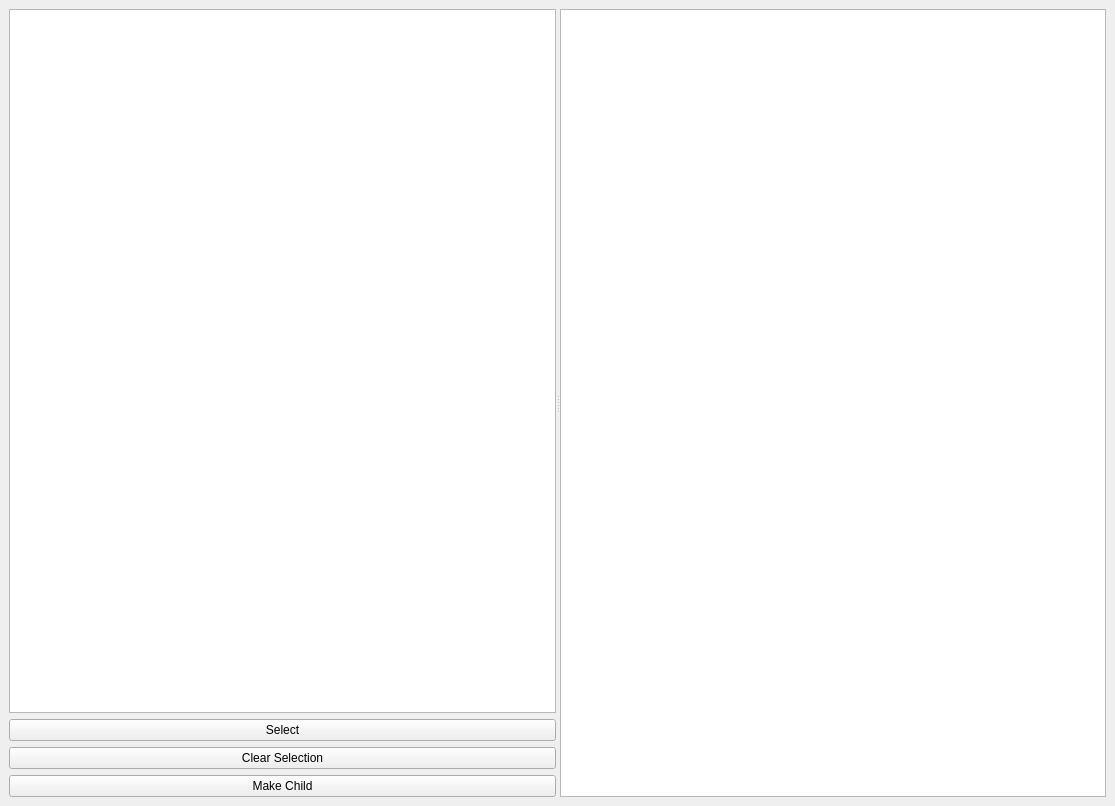
ccp4/DUI2, file src/client/tree_test.ui: the form before one commit.
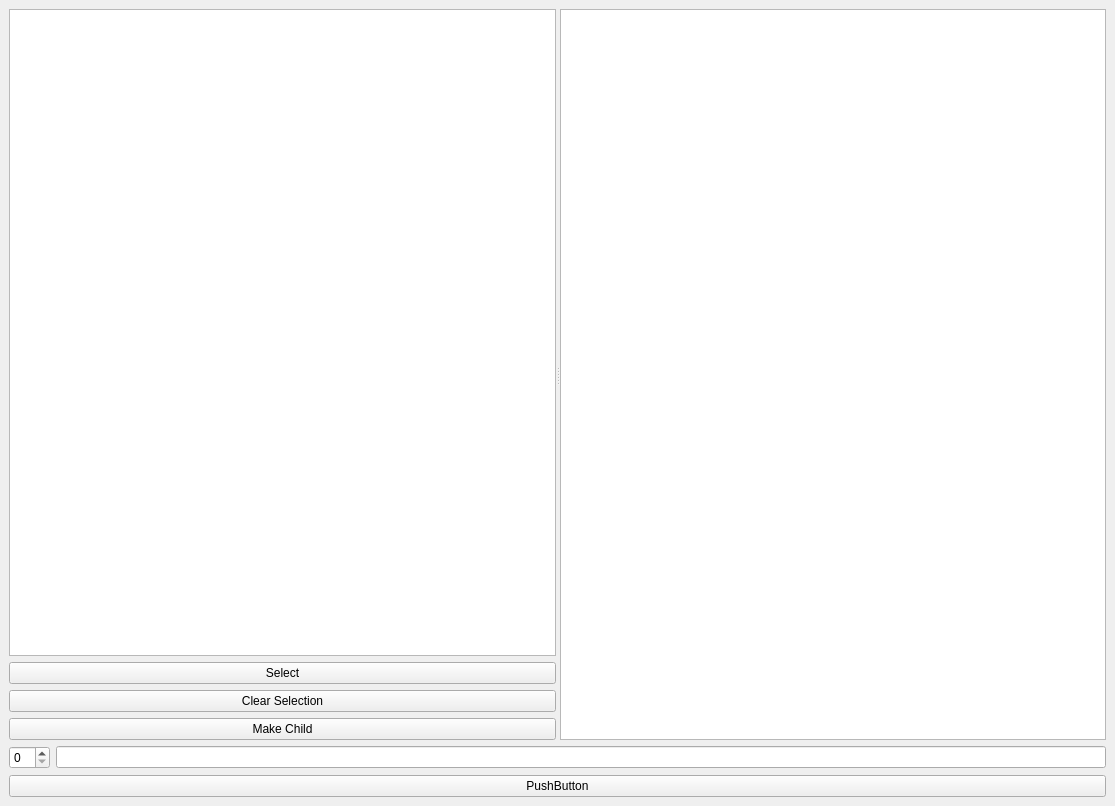
The form after the commit.

Commit message: preparing ui layout to connect with runnable code

The edit to the form file:
```diff
--- a/src/client/tree_test.ui
+++ b/src/client/tree_test.ui
@@ -14,13 +14,13 @@
    <string>MainWindow</string>
   </property>
   <widget class="QWidget" name="centralwidget">
-   <layout class="QGridLayout" name="gridLayout">
-    <item row="0" column="0">
+   <layout class="QVBoxLayout" name="verticalLayout_3">
+    <item>
      <widget class="QSplitter" name="splitter">
       <property name="orientation">
        <enum>Qt::Horizontal</enum>
       </property>
-      <widget class="QWidget" name="">
+      <widget class="QWidget" name="layoutWidget">
        <layout class="QVBoxLayout" name="verticalLayout_2">
         <item>
          <widget class="QGraphicsView" name="graphicsView"/>
@@ -57,6 +57,23 @@
       </widget>
      </widget>
     </item>
+    <item>
+     <layout class="QHBoxLayout" name="horizontalLayout">
+      <item>
+       <widget class="QSpinBox" name="NumLin"/>
+      </item>
+      <item>
+       <widget class="QLineEdit" name="CmdEdit"/>
+      </item>
+     </layout>
+    </item>
+    <item>
+     <widget class="QPushButton" name="CmdSend2server">
+      <property name="text">
+       <string>PushButton</string>
+      </property>
+     </widget>
+    </item>
    </layout>
   </widget>
  </widget>
```
Left out of the diff: 2 changed lines with no effect on the pictures. The commit also changes 1 other file.
